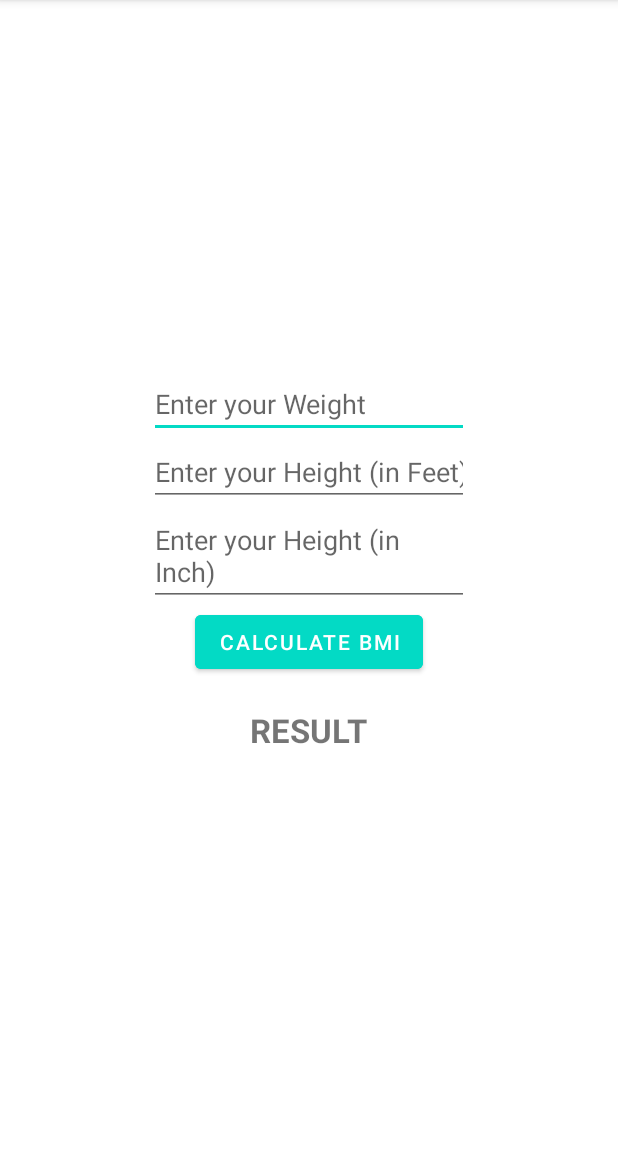
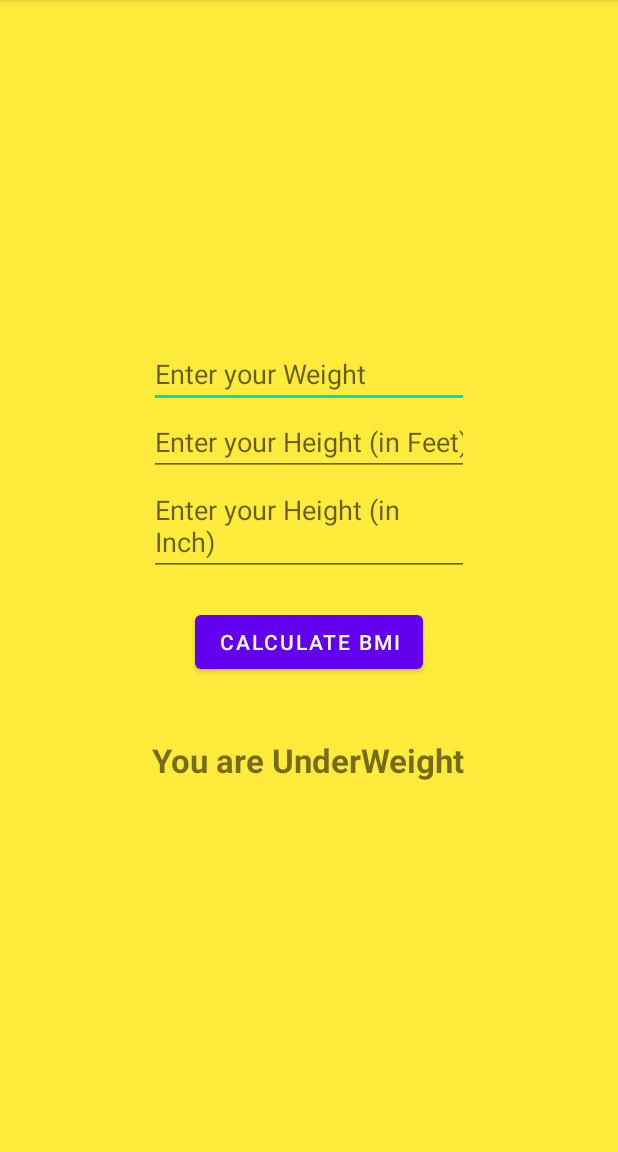
Before and after one commit to voltzylex/bmi_calculater, an Android app: the screen it shows after launch (MainActivity), after a tap on "CALCULATE BMI", on a phone screen of 412 x 824 dp, the part 84-1236 px from its top. Run offline under Robolectric (Android 15) with nearby library versions, the phone set to English and light mode, and no system bars; 3 statements that could not run were skipped.

Commit message:
bmi calculater finished

```diff
--- a/app/src/main/java/com/example/bmi_calculater/MainActivity.java
+++ b/app/src/main/java/com/example/bmi_calculater/MainActivity.java
@@ -3,9 +3,11 @@ package com.example.bmi_calculater;
 import androidx.appcompat.app.AppCompatActivity;
 
 import android.os.Bundle;
+import android.util.Log;
 import android.view.View;
 import android.widget.Button;
 import android.widget.EditText;
+import android.widget.LinearLayout;
 import android.widget.TextView;
 
 public class MainActivity extends AppCompatActivity {
@@ -14,10 +16,12 @@ public class MainActivity extends AppCompatActivity {
     protected void onCreate(Bundle savedInstanceState) {
         super.onCreate(savedInstanceState);
         setContentView(R.layout.activity_main);
-        EditText enterHI,emterW,enterHF;
+        EditText enterHI,enterW,enterHF;
         Button btnCalculate;
         TextView txtrst;
-        emterW = findViewById(R.id.edtWeight);
+        LinearLayout firstPage;
+        firstPage = findViewById(R.id.firstPage);
+        enterW = findViewById(R.id.edtWeight);
         enterHF = findViewById(R.id.edtHeight);
         enterHI = findViewById(R.id.edtHeightIn);
         btnCalculate = findViewById(R.id.btnCalculate);
@@ -25,6 +29,27 @@ public class MainActivity extends AppCompatActivity {
         btnCalculate.setOnClickListener(new View.OnClickListener() {
             @Override
             public void onClick(View view) {
+          int wt =  Integer.parseInt( enterW.getText().toString());
+                int hf =  Integer.parseInt( enterHF.getText().toString());
+                int hi =  Integer.parseInt( enterHI.getText().toString());
+                Log.d("ADebugTag", "Value: " +wt+hi+hf);
+                int totalInch = hf*12 + hi;
+                double totalC = totalInch*2.53;
+                double totalMe = totalC/100;
+                double bmi = wt/(totalMe*totalMe);
+                if(bmi>25){
+//                      android:backgroundTint="@color/teal_200"
+                        txtrst.setText("You are Overweight");
+                        firstPage.setBackgroundColor(getResources().getColor(R.color.overWeight));
+                }else if(bmi<18){
+                txtrst.setText("You are Healthy Dont Worry");
+                    firstPage.setBackgroundColor(getResources().getColor(R.color.normatlWeight));
+                }else{
+                    txtrst.setText("You are UnderWeight");
+                    firstPage.setBackgroundColor(getResources().getColor(R.color.underWeight));
+                }
+
+
 
             }
         });
--- a/app/src/main/res/layout-v21/activity_main.xml
+++ b/app/src/main/res/layout-v21/activity_main.xml
@@ -6,6 +6,7 @@
     android:layout_height="match_parent"
     android:orientation="vertical"
     android:gravity="center"
+    android:id="@+id/firstPage"
     tools:context=".MainActivity">
 
     <EditText
@@ -23,21 +24,22 @@
         android:ems="10"
         android:id="@+id/edtHeight"
         android:inputType="number"
-        />
+        android:autofillHints="" />
     <EditText
         android:layout_width="wrap_content"
         android:layout_height="wrap_content"
         android:hint="@string/hint_htI"
         android:ems="10"
         android:id="@+id/edtHeightIn"
-        />
+        android:autofillHints="" />
 
     <Button
         android:layout_width="wrap_content"
         android:layout_height="wrap_content"
-        android:backgroundTint="@color/teal_200"
+
         android:text="@string/calculate_bmi"
         android:id="@+id/btnCalculate"
+        android:layout_margin="20dp"
         />
     <TextView
         android:layout_width="wrap_content"
--- a/app/src/main/res/values/colors.xml
+++ b/app/src/main/res/values/colors.xml
@@ -7,4 +7,7 @@
     <color name="teal_700">#FF018786</color>
     <color name="black">#FF000000</color>
     <color name="white">#FFFFFFFF</color>
+    <color name="overWeight">#E91E63</color>
+    <color name="underWeight">#FFEB3B</color>
+    <color name="normatlWeight">#58FF3B</color>
 </resources>
```
